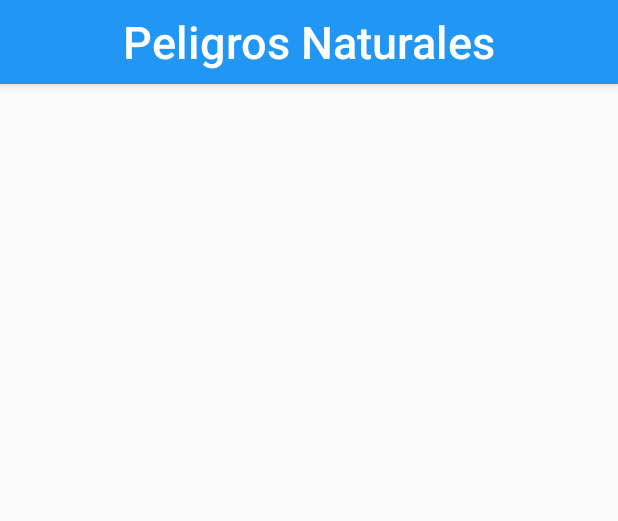
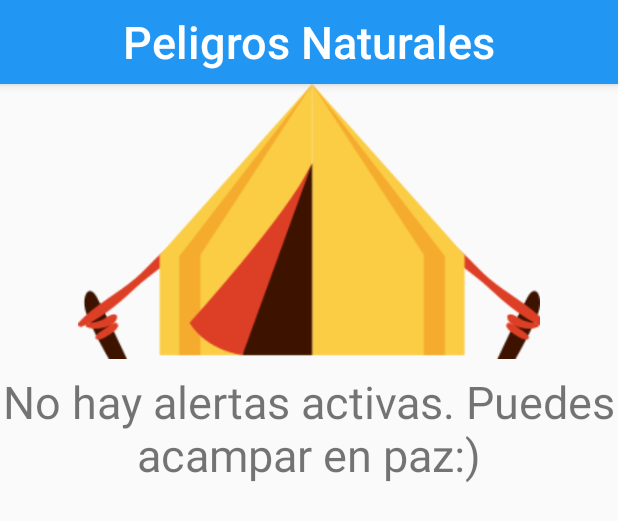
Before and after one commit to alexche77/spaceappChallenge2017-peligros_naturales, an Android app: the layout fragment_alerta_list.xml on its own in the app's theme, with its tools: preview values and no code run, on a phone screen of 412 x 824 dp. Shown: the top 521 px of the screen. Run offline under Robolectric (Android 15) with nearby library versions, the phone set to English and light mode, and no system bars.

Commit message:
Commit post presentacion

```diff
--- a/CaringforNature/app/build.gradle
+++ b/CaringforNature/app/build.gradle
@@ -25,6 +25,7 @@ dependencies {
     androidTestCompile('com.android.support.test.espresso:espresso-core:2.2.2', {
         exclude group: 'com.android.support', module: 'support-annotations'
     })
+    compile 'com.github.paolorotolo:appintro:4.1.0'
     compile 'de.hdodenhof:circleimageview:2.1.0'
     compile 'me.riddhimanadib.bottom-nav-bar:bottom-nav-bar:1.0.1'
     compile 'gr.pantrif:easy-android-splash-screen:0.0.1'
@@ -34,9 +35,11 @@ dependencies {
     compile 'com.android.support:design:25.3.0'
     compile 'com.android.support:support-v4:25.3.0'
     compile 'com.android.support:recyclerview-v7:25.3.0'
+    compile 'net.bohush.geometricprogressview:geometricprogressview:1.1.1'
     compile 'com.google.firebase:firebase-database:10.0.1'
     testCompile 'junit:junit:4.12'
 }
 
 
+
 apply plugin: 'com.google.gms.google-services'
--- a/CaringforNature/app/src/main/java/spaceapps/alvaro/caringfornature/SplashScreen.java
+++ b/CaringforNature/app/src/main/java/spaceapps/alvaro/caringfornature/SplashScreen.java
@@ -18,7 +18,7 @@ public class SplashScreen extends AppCompatActivity {
         EasySplashScreen config = new EasySplashScreen(this)
                 .withFullScreen()
                 .withTargetActivity(MainActivity.class)
-                .withSplashTimeOut(2500)
+                .withSplashTimeOut(1000)
                 .withBackgroundColor(Color.WHITE)
                 .withAfterLogoText("SpaceAppsChallenge 2017")
                 .withLogo(R.drawable.logo_app);
--- a/CaringforNature/app/src/main/res/layout/fragment_alerta_list.xml
+++ b/CaringforNature/app/src/main/res/layout/fragment_alerta_list.xml
@@ -10,7 +10,37 @@
         android:id="@+id/padre_toolbar_alertas"
         layout="@layout/toolbar_alertas"
         />
+    <LinearLayout
+        android:id="@+id/noMessages"
+        android:layout_width="match_parent"
+        android:layout_height="match_parent"
+        android:clipToPadding="false"
+        android:orientation="vertical"
+        app:layout_behavior="@string/appbar_scrolling_view_behavior"
+        >
+
+    <ImageView
+        android:id="@+id/noMessagesIcon"
+        android:layout_width="308dp"
+        android:layout_height="183dp"
+        android:layout_gravity="center"
+        android:scaleType="fitXY"
+        android:src="@drawable/tend"
+        />
+
+    <TextView
+        android:id="@+id/noMessagesText"
+        android:layout_width="wrap_content"
+        android:layout_height="wrap_content"
+        android:layout_gravity="center"
+        android:layout_marginTop="8dp"
+        android:textSize="30sp"
+        android:gravity="center"
+        android:text="No hay alertas activas. Puedes acampar en paz:)"
+        android:textAppearance="@style/TextAppearance.AppCompat.Small"/>
+    </LinearLayout>
     <android.support.v7.widget.RecyclerView
+        android:visibility="gone"
         android:id="@+id/list"
         android:name="spaceapps.alvaro.caringfornature.Fragmentos.AlertaFragment"
         android:layout_width="match_parent"
@@ -19,5 +49,7 @@
         app:layout_behavior="@string/appbar_scrolling_view_behavior"
         app:layoutManager="LinearLayoutManager"
         tools:context="spaceapps.alvaro.caringfornature.Fragmentos.AlertaFragment"
-        tools:listitem="@layout/fragment_alerta" />
+        tools:listitem="@layout/fragment_alerta" >
+    </android.support.v7.widget.RecyclerView>
+
 </android.support.design.widget.CoordinatorLayout>
--- a/CaringforNature/app/src/main/res/layout/fragment_noticias_list.xml
+++ b/CaringforNature/app/src/main/res/layout/fragment_noticias_list.xml
@@ -10,6 +10,7 @@
         android:id="@+id/padre_toolbar"
         layout="@layout/toolbar_noticias"
        />
+
     <android.support.v7.widget.RecyclerView
         android:id="@+id/list"
         android:name="spaceapps.alvaro.caringfornature.Fragmentos.NoticiasFragment"
```
Also changed, not shown: CaringforNature/app/src/main/AndroidManifest.xml (+9 -3 lines), CaringforNature/app/src/main/java/spaceapps/alvaro/caringfornature/Fragmentos/DesastresFragment.java (+7 -1 lines), CaringforNature/app/src/main/java/spaceapps/alvaro/caringfornature/IntroApp.java (added, +54 -0 lines), CaringforNature/app/src/main/java/spaceapps/alvaro/caringfornature/MainActivity.java (+35 -0 lines), CaringforNature/app/src/main/res/layout/activity_intro_app.xml (added, +9 -0 lines), CaringforNature/app/src/main/res/layout/fragment_desastres_list.xml (+30 -0 lines), CaringforNature/app/src/main/res/drawable/tend.png (added).
